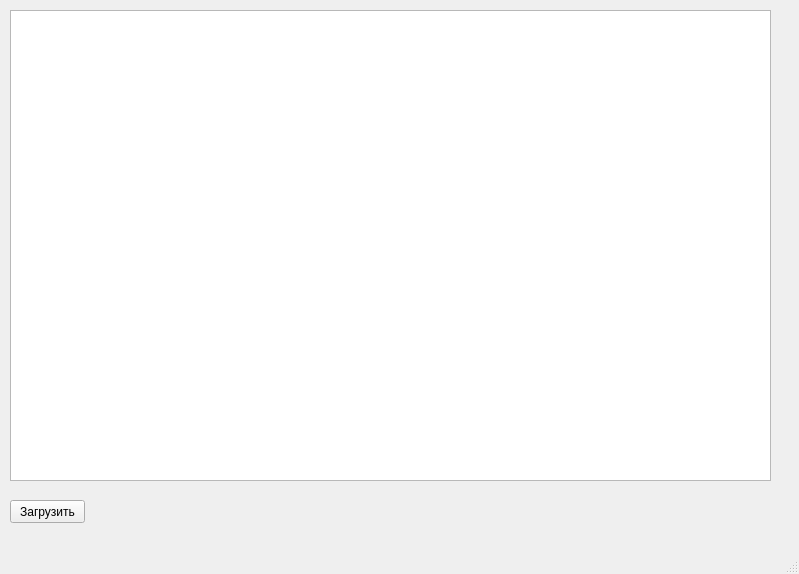
ravilovar/git_project_coffee, file main.ui: the form before one commit.
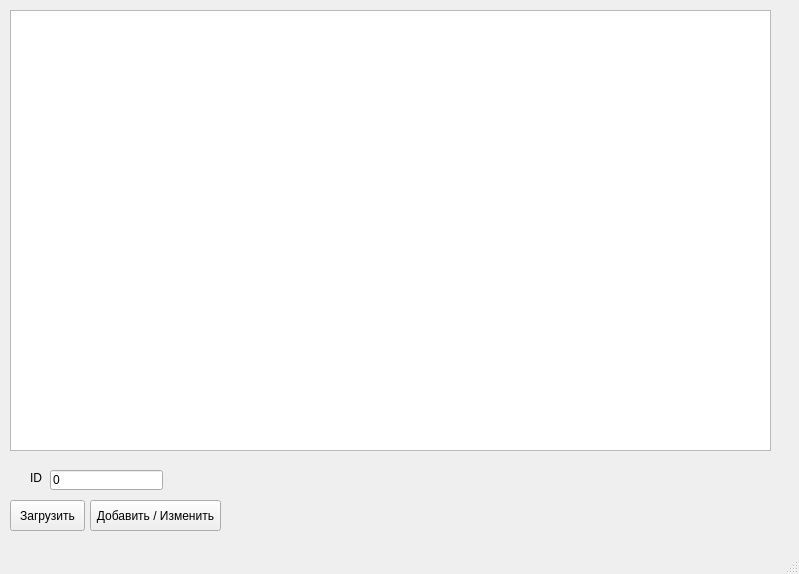
The form after the commit.

Commit message: Задача Капучино

Diff of the .ui file:
```diff
--- a/main.ui
+++ b/main.ui
@@ -20,7 +20,7 @@
       <x>10</x>
       <y>10</y>
       <width>761</width>
-      <height>471</height>
+      <height>441</height>
      </rect>
     </property>
    </widget>
@@ -30,13 +30,52 @@
       <x>10</x>
       <y>500</y>
       <width>75</width>
-      <height>23</height>
+      <height>31</height>
      </rect>
     </property>
     <property name="text">
      <string>Загрузить</string>
     </property>
    </widget>
+   <widget class="QPushButton" name="addEditFormButton">
+    <property name="geometry">
+     <rect>
+      <x>90</x>
+      <y>500</y>
+      <width>131</width>
+      <height>31</height>
+     </rect>
+    </property>
+    <property name="text">
+     <string>Добавить / Изменить</string>
+    </property>
+   </widget>
+   <widget class="QLineEdit" name="lineEdit_ID">
+    <property name="geometry">
+     <rect>
+      <x>50</x>
+      <y>470</y>
+      <width>113</width>
+      <height>20</height>
+     </rect>
+    </property>
+    <property name="text">
+     <string>0</string>
+    </property>
+   </widget>
+   <widget class="QLabel" name="label">
+    <property name="geometry">
+     <rect>
+      <x>30</x>
+      <y>470</y>
+      <width>21</width>
+      <height>16</height>
+     </rect>
+    </property>
+    <property name="text">
+     <string>ID</string>
+    </property>
+   </widget>
   </widget>
   <widget class="QMenuBar" name="menubar">
    <property name="geometry">
```
Left out of the diff: 2 changed lines with no effect on the pictures. The commit also changes 2 other files.
